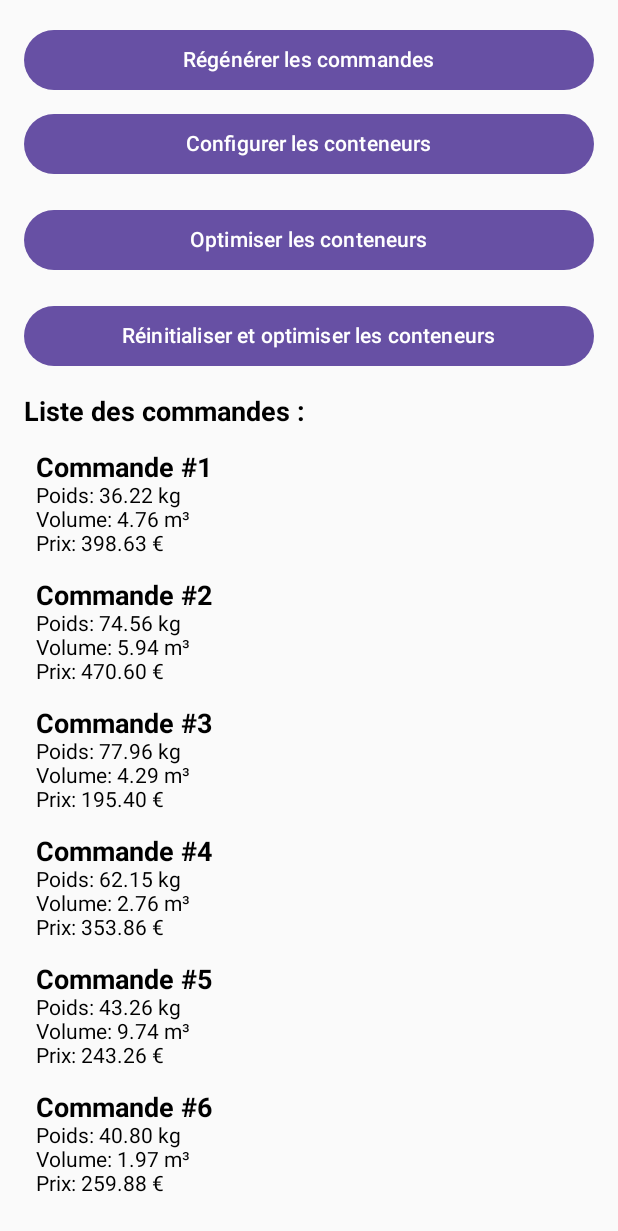
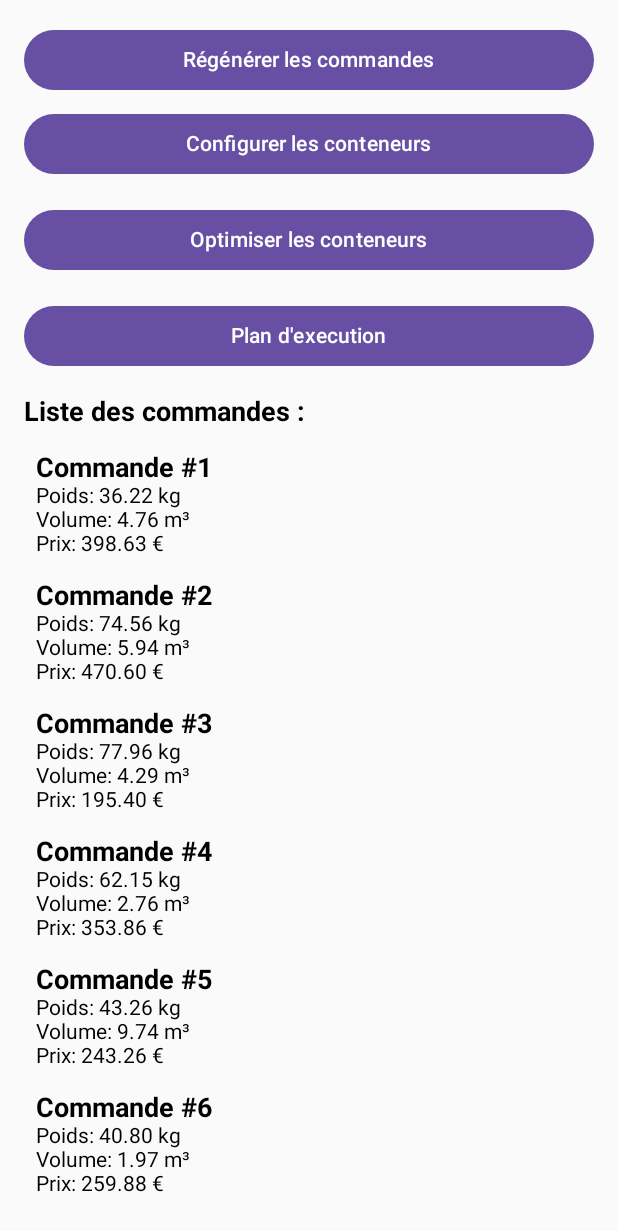
Before and after one commit to walidassafiri/tpMobile, an Android app built with Jetpack Compose: the screen it shows after launch (MainActivity), after a tap on "Régénérer les commandes", on a phone screen of 412 x 824 dp. Shown: the top 1231 px of the screen. Run offline under Robolectric (Android 15) with nearby library versions, the phone set to English and light mode, and no system bars.

Commit message:
ajout des plans d'expedition

```diff
--- a/app/src/main/java/com/example/tpmobile/MainActivity.kt
+++ b/app/src/main/java/com/example/tpmobile/MainActivity.kt
@@ -38,6 +38,8 @@ import com.example.tpmobile.ui.theme.TpMobileTheme
 import com.example.tpmobile.R
 import kotlin.random.Random
 import android.util.Log
+import androidx.compose.foundation.border
+import androidx.compose.foundation.shape.RoundedCornerShape
 import com.example.tpmobile.model.Commande
 import com.example.tpmobile.model.Conteneur
 
@@ -50,7 +52,7 @@ class MainActivity : ComponentActivity() {
             var commandes by remember { mutableStateOf(genererCommandesAleatoires(15)) }
             var conteneurs by remember { mutableStateOf<List<Conteneur>>(emptyList()) }
             val commandesAffectees = remember { mutableStateOf(mutableSetOf<Int>()) }
-
+            val commandesAffecteesExpedition = remember { mutableStateOf(mutableSetOf<Int>()) }
             val resultatsOptimises = remember { mutableStateOf<Map<Conteneur, List<Commande>>>(emptyMap()) }
             val expedition = remember { mutableStateOf<List<Map<Conteneur, List<Commande>>>>(emptyList()) }
             NavHost(navController = navController, startDestination = "main") {
@@ -62,10 +64,12 @@ class MainActivity : ComponentActivity() {
                         commandesAffectees = commandesAffectees.value,
                         resultatsOptimises = resultatsOptimises,
                         expedition = expedition,
+                        commandesAffecteesExpedition = commandesAffecteesExpedition.value ,
                         onRegenerate = {
                             commandes = genererCommandesAleatoires(15)
                             commandesAffectees.value.clear()
                             resultatsOptimises.value = emptyMap()
+                            expedition.value= emptyList()
                         },
                         onConfigurerConteneurs = {
                             navController.navigate("configurerConteneurs")
@@ -135,17 +139,17 @@ fun resetAndOptimizeConteneurs(
     commandesAffectees: MutableSet<Int>,
     resultatsOptimises: MutableState<Map<Conteneur, List<Commande>>>
 ):Map<Conteneur, List<Commande>> {
-    val commandesMelangees = commandes.shuffled()
+    val conteneursMelangees = conteneurs.shuffled()
     commandesAffectees.clear()
     val resultats = mutableMapOf<Conteneur, List<Commande>>()
-    conteneurs.forEach { conteneur ->
-        if (!resultatsOptimises.value.containsKey(conteneur)) {
+    conteneursMelangees.forEach { conteneur ->
+       // if (!resultatsOptimises.value.containsKey(conteneur)) {
 
-            resultats[conteneur] = optimiserConteneur(conteneur, commandesMelangees, commandesAffectees)
-            print(resultats[conteneur])
-        }
+            resultats[conteneur] = optimiserConteneur(conteneur, commandes, commandesAffectees)
+
+     //   }
     }
-    return resultatsOptimises.value
+    return resultats
 
 }
 @Composable
@@ -156,6 +160,7 @@ fun MainScreen(
     commandesAffectees: MutableSet<Int>,
     resultatsOptimises: MutableState<Map<Conteneur, List<Commande>>>,
     expedition: MutableState<List<Map<Conteneur, List<Commande>>>>,
+    commandesAffecteesExpedition: MutableSet<Int>,
     onRegenerate: () -> Unit,
     onConfigurerConteneurs: () -> Unit
 ) {
@@ -203,7 +208,7 @@ fun MainScreen(
             }
             Button(
                 onClick = {
-                    expedition.value = expedition.value + resetAndOptimizeConteneurs(conteneurs, commandes, commandesAffectees, resultatsOptimises)
+                    expedition.value = expedition.value + resetAndOptimizeConteneurs(conteneurs, commandes, commandesAffecteesExpedition, resultatsOptimises)
 
 
                 },
@@ -211,7 +216,7 @@ fun MainScreen(
                     .fillMaxWidth()
                     .padding(bottom = 16.dp)
             ) {
-                Text("Réinitialiser et optimiser les conteneurs")
+                Text("Plan d'execution")
             }
 
 
@@ -262,7 +267,28 @@ fun MainScreen(
                 }
             )
         }
+
+        items(expedition.value) { plan ->
+            Column(
+                modifier = Modifier
+                    .fillMaxWidth()
+                    .padding(8.dp)
+                    .border(1.dp, Color.Gray, RoundedCornerShape(8.dp))
+                    .padding(8.dp)
+            ) {
+
+                Text(text = "Plan d'expédition :", fontWeight = FontWeight.Bold)
+                plan.forEach { (conteneur, commandes) ->
+                    Text(text = "📦 Conteneur : ${conteneur.id}")
+                    commandes.forEach { commande ->
+                        Text(text = "   ➜ Commande : ${commande.numero}")
+                    }
+                }
+            }
+        }
+
     }
+
 }
 
 fun sommeTotalPrixCommandes(
@@ -562,6 +588,29 @@ fun DetailConteneurScreen(conteneur: Conteneur, commandes: List<Commande>, navCo
         }
     }
 }
-
+/*
+@Composable
+fun ExpeditionScreen(expedition: List<Map<Conteneur, List<Commande>>>) {
+    LazyColumn {
+        items(expedition) { plan ->
+            Column(
+                modifier = Modifier
+                    .fillMaxWidth()
+                    .padding(8.dp)
+                    .border(1.dp, Color.Gray, RoundedCornerShape(8.dp))
+                    .padding(8.dp)
+            ) {
+                Text(text = "Plan d'expédition :", fontWeight = FontWeight.Bold)
+                plan.forEach { (conteneur, commandes) ->
+                    Text(text = "📦 Conteneur : ${conteneur.id}")
+                    commandes.forEach { commande ->
+                        Text(text = "   ➜ Commande : ${commande.numero}")
+                    }
+                }
+            }
+        }
+    }
+}
+*/
 // Fonction pour formater les nombres avec 2 décimales
 fun Double.format(decimals: Int): String = "%.${decimals}f".format(this)
```
